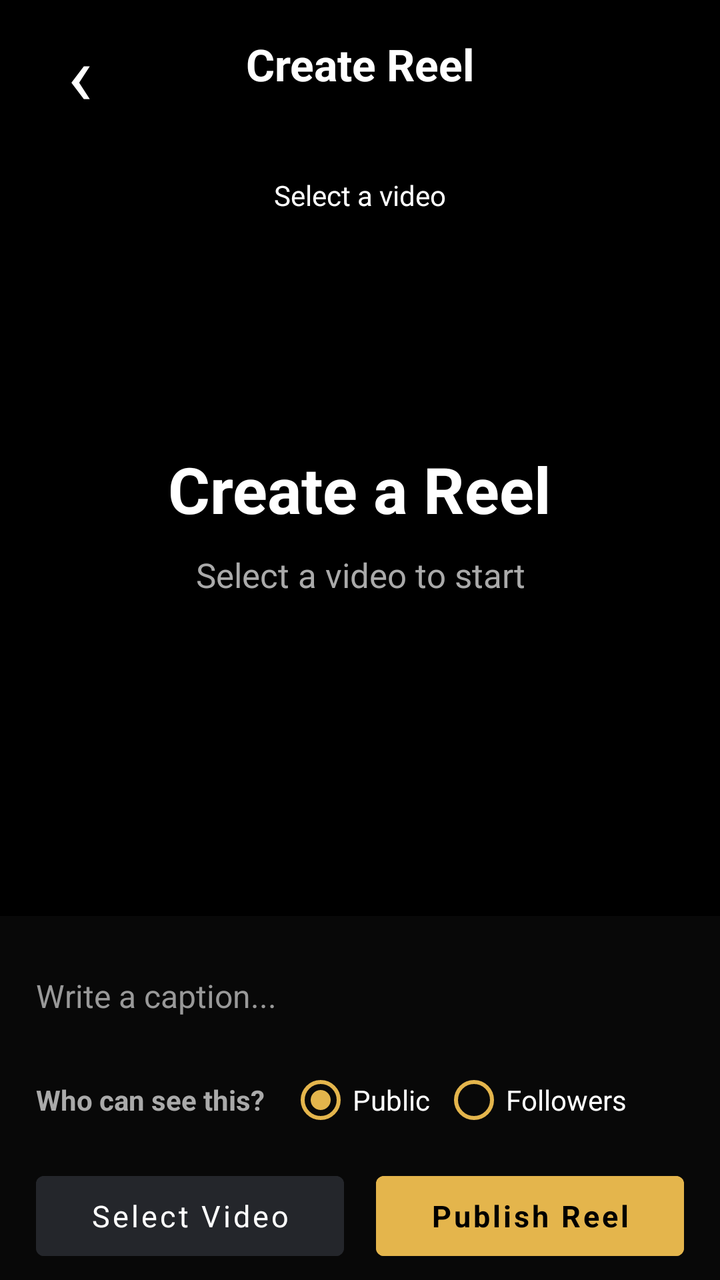
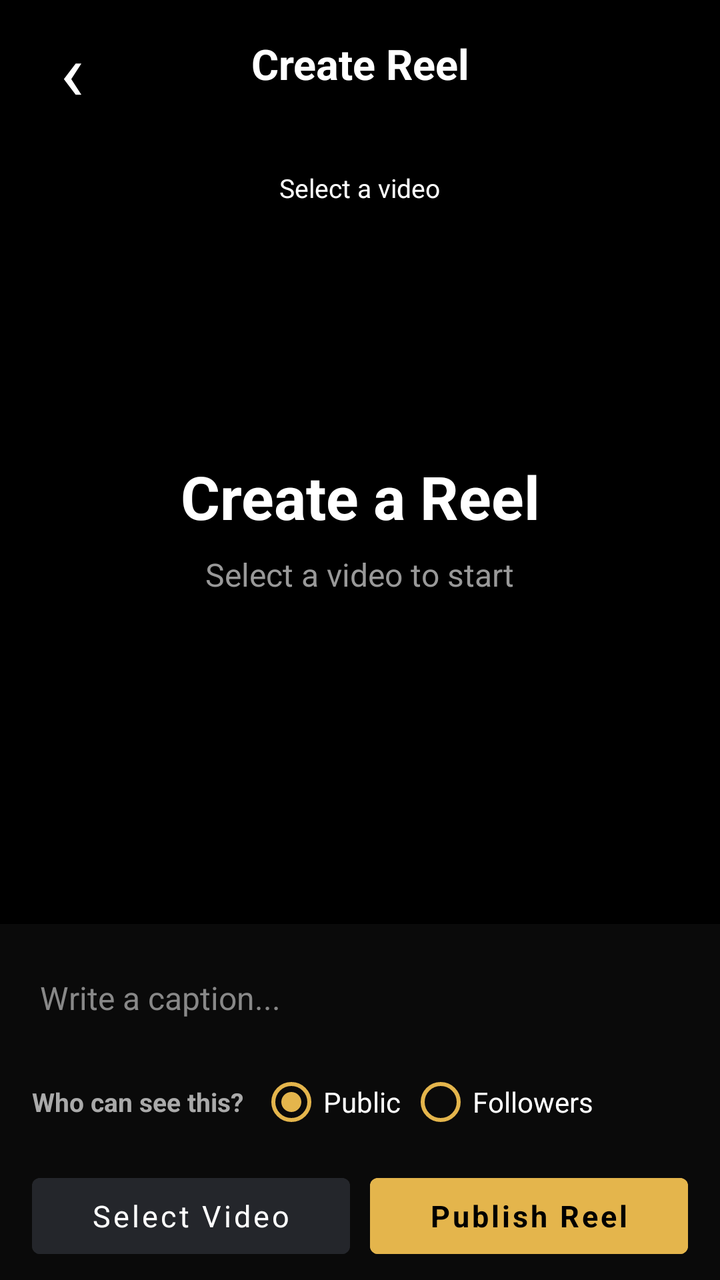

An Android layout rendered at two revisions. The XML below is the earlier revision; the diff shows what the commit changed to produce the second picture.
<!-- AndroidManifest.xml: application theme Theme.SanskritiSathi -->
<!-- res/layout/activity_reel_upload.xml -->
<?xml version="1.0" encoding="utf-8"?>
<FrameLayout
    xmlns:android="http://schemas.android.com/apk/res/android"
    android:id="@+id/reelUploadRoot"
    android:layout_width="match_parent"
    android:layout_height="match_parent"
    android:background="#000000">

    <LinearLayout
        android:layout_width="match_parent"
        android:layout_height="match_parent"
        android:orientation="vertical">

        
        <LinearLayout
            android:id="@+id/reelTopBar"
            android:layout_width="match_parent"
            android:layout_height="wrap_content"
            android:minHeight="64dp"
            android:gravity="center_vertical"
            android:orientation="horizontal"
            android:paddingStart="16dp"
            android:paddingEnd="16dp"
            android:background="#000000">

            <TextView
                android:id="@+id/reelBackButton"
                android:layout_width="48dp"
                android:layout_height="48dp"
                android:gravity="center"
                android:text="‹"
                android:textColor="#FFFFFF"
                android:textSize="42sp"
                android:fontFamily="sans"
                android:clickable="true"
                android:focusable="true"/>

            <TextView
                android:layout_width="0dp"
                android:layout_height="wrap_content"
                android:layout_weight="1"
                android:gravity="center"
                android:text="Create Reel"
                android:textColor="#FFFFFF"
                android:textSize="22sp"
                android:textStyle="bold"/>

            <View
                android:layout_width="48dp"
                android:layout_height="48dp"/>

        </LinearLayout>

        
        <FrameLayout
            android:layout_width="match_parent"
            android:layout_height="0dp"
            android:layout_weight="1"
            android:background="#000000">

            
            <VideoView
                android:id="@+id/videoPreview"
                android:layout_width="match_parent"
                android:layout_height="match_parent"
                android:layout_gravity="center"
                android:visibility="gone"
                android:background="#000000"/>

            
            <LinearLayout
                android:id="@+id/emptyVideoState"
                android:layout_width="match_parent"
                android:layout_height="match_parent"
                android:gravity="center"
                android:orientation="vertical"
                android:padding="32dp"
                android:background="#000000">

                <TextView
                    android:layout_width="wrap_content"
                    android:layout_height="wrap_content"
                    android:text="Create a Reel"
                    android:textColor="#FFFFFF"
                    android:textSize="32sp"
                    android:textStyle="bold"
                    android:gravity="center"/>

                <TextView
                    android:layout_width="wrap_content"
                    android:layout_height="wrap_content"
                    android:layout_marginTop="10dp"
                    android:text="Select a video to start"
                    android:textColor="#AAAAAA"
                    android:textSize="17sp"
                    android:gravity="center"/>

            </LinearLayout>

            
            <TextView
                android:id="@+id/videoNameText"
                android:layout_width="wrap_content"
                android:layout_height="wrap_content"
                android:layout_gravity="top|center_horizontal"
                android:layout_marginTop="16dp"
                android:paddingStart="14dp"
                android:paddingEnd="14dp"
                android:paddingTop="8dp"
                android:paddingBottom="8dp"
                android:text="Select a video"
                android:textColor="#FFFFFF"
                android:textSize="14sp"
                android:background="#66000000"/>

        </FrameLayout>

        
        <LinearLayout
            android:id="@+id/reelBottomBar"
            android:layout_width="match_parent"
            android:layout_height="wrap_content"
            android:orientation="vertical"
            android:paddingStart="18dp"
            android:paddingEnd="18dp"
            android:paddingTop="14dp"
            android:background="#080808">

            <EditText
                android:id="@+id/captionInput"
                android:layout_width="match_parent"
                android:layout_height="52dp"
                android:background="@android:color/transparent"
                android:hint="Write a caption..."
                android:textColor="#FFFFFF"
                android:textColorHint="#999999"
                android:textSize="16sp"
                android:maxLines="2"
                android:inputType="textCapSentences|textMultiLine"/>

            <LinearLayout
                android:layout_width="match_parent"
                android:layout_height="52dp"
                android:gravity="center_vertical"
                android:orientation="horizontal">

                <TextView
                    android:layout_width="wrap_content"
                    android:layout_height="wrap_content"
                    android:text="Who can see this?"
                    android:textColor="#AAAAAA"
                    android:textSize="14sp"
                    android:textStyle="bold"/>

                <RadioButton
                    android:id="@+id/publicRadio"
                    android:layout_width="wrap_content"
                    android:layout_height="wrap_content"
                    android:layout_marginStart="12dp"
                    android:checked="true"
                    android:text="Public"
                    android:textColor="#FFFFFF"
                    android:buttonTint="#E4B54C"/>

                <RadioButton
                    android:id="@+id/followersRadio"
                    android:layout_width="wrap_content"
                    android:layout_height="wrap_content"
                    android:layout_marginStart="6dp"
                    android:text="Followers"
                    android:textColor="#FFFFFF"
                    android:buttonTint="#E4B54C"/>

            </LinearLayout>

            <ProgressBar
                android:id="@+id/uploadProgress"
                style="?android:attr/progressBarStyleHorizontal"
                android:layout_width="match_parent"
                android:layout_height="5dp"
                android:max="100"
                android:progress="0"
                android:visibility="gone"/>

            <LinearLayout
                android:layout_width="match_parent"
                android:layout_height="64dp"
                android:gravity="center_vertical"
                android:orientation="horizontal">

                <Button
                    android:id="@+id/selectVideoButton"
                    android:layout_width="0dp"
                    android:layout_height="52dp"
                    android:layout_weight="1"
                    android:layout_marginEnd="8dp"
                    android:text="Select Video"
                    android:textAllCaps="false"
                    android:textColor="#FFFFFF"
                    android:textSize="15sp"
                    android:backgroundTint="#24262B"/>

                <Button
                    android:id="@+id/publishButton"
                    android:layout_width="0dp"
                    android:layout_height="52dp"
                    android:layout_weight="1"
                    android:layout_marginStart="8dp"
                    android:text="Publish Reel"
                    android:textAllCaps="false"
                    android:textColor="#000000"
                    android:textSize="15sp"
                    android:textStyle="bold"
                    android:backgroundTint="#E4B54C"/>

            </LinearLayout>

        </LinearLayout>

    </LinearLayout>

</FrameLayout>
<!-- resources referenced by this layout -->
<resources>
  <style name="Theme.SanskritiSathi" parent="Theme.MaterialComponents.DayNight.NoActionBar">
  
          <item name="android:fontFamily">sans-serif</item>
  
          
          <item name="android:statusBarColor">#0F111A</item>
          <item name="android:windowLightStatusBar">false</item>
  
          <item name="android:navigationBarColor">#1A1D2B</item>
          <item name="android:windowLightNavigationBar">false</item>
  
          <item name="android:windowActionModeOverlay">true</item>
          <item name="android:windowNoTitle">true</item>
  
          <item name="android:windowBackground">#0F111A</item>
  
          <item name="android:textColorPrimary">#FFFFFF</item>
          <item name="android:textColorSecondary">#A0A5B5</item>
  
      </style>
</resources>

<!-- the commit's change to res/layout/activity_reel_upload.xml (unified diff, before → after) -->
@@ -9,9 +9,11 @@
     <LinearLayout
         android:layout_width="match_parent"
         android:layout_height="match_parent"
-        android:orientation="vertical">
+        android:orientation="vertical"
+        android:background="#000000">
 
         
+
         <LinearLayout
             android:id="@+id/reelTopBar"
             android:layout_width="match_parent"
@@ -19,8 +21,8 @@
             android:minHeight="64dp"
             android:gravity="center_vertical"
             android:orientation="horizontal"
-            android:paddingStart="16dp"
-            android:paddingEnd="16dp"
+            android:paddingStart="12dp"
+            android:paddingEnd="12dp"
             android:background="#000000">
 
             <TextView
@@ -30,10 +32,11 @@
                 android:gravity="center"
                 android:text="‹"
                 android:textColor="#FFFFFF"
-                android:textSize="42sp"
+                android:textSize="40sp"
                 android:fontFamily="sans"
                 android:clickable="true"
-                android:focusable="true"/>
+                android:focusable="true"
+                android:background="?android:attr/selectableItemBackgroundBorderless"/>
 
             <TextView
                 android:layout_width="0dp"
@@ -42,7 +45,7 @@
                 android:gravity="center"
                 android:text="Create Reel"
                 android:textColor="#FFFFFF"
-                android:textSize="22sp"
+                android:textSize="21sp"
                 android:textStyle="bold"/>
 
             <View
@@ -52,6 +55,7 @@
         </LinearLayout>
 
         
+
         <FrameLayout
             android:layout_width="match_parent"
             android:layout_height="0dp"
@@ -59,6 +63,7 @@
             android:background="#000000">
 
             
+
             <VideoView
                 android:id="@+id/videoPreview"
                 android:layout_width="match_parent"
@@ -68,6 +73,7 @@
                 android:background="#000000"/>
 
             
+
             <LinearLayout
                 android:id="@+id/emptyVideoState"
                 android:layout_width="match_parent"
@@ -82,65 +88,74 @@
                     android:layout_height="wrap_content"
                     android:text="Create a Reel"
                     android:textColor="#FFFFFF"
-                    android:textSize="32sp"
+                    android:textSize="30sp"
                     android:textStyle="bold"
                     android:gravity="center"/>
 
                 <TextView
                     android:layout_width="wrap_content"
                     android:layout_height="wrap_content"
-                    android:layout_marginTop="10dp"
+                    android:layout_marginTop="8dp"
                     android:text="Select a video to start"
-                    android:textColor="#AAAAAA"
-                    android:textSize="17sp"
+                    android:textColor="#999999"
+                    android:textSize="16sp"
                     android:gravity="center"/>
 
             </LinearLayout>
 
             
+
             <TextView
                 android:id="@+id/videoNameText"
                 android:layout_width="wrap_content"
                 android:layout_height="wrap_content"
                 android:layout_gravity="top|center_horizontal"
-                android:layout_marginTop="16dp"
+                android:layout_marginTop="14dp"
                 android:paddingStart="14dp"
                 android:paddingEnd="14dp"
-                android:paddingTop="8dp"
-                android:paddingBottom="8dp"
+                android:paddingTop="7dp"
+                android:paddingBottom="7dp"
                 android:text="Select a video"
                 android:textColor="#FFFFFF"
-                android:textSize="14sp"
+                android:textSize="13sp"
                 android:background="#66000000"/>
 
         </FrameLayout>
 
         
+
         <LinearLayout
             android:id="@+id/reelBottomBar"
             android:layout_width="match_parent"
             android:layout_height="wrap_content"
             android:orientation="vertical"
-            android:paddingStart="18dp"
-            android:paddingEnd="18dp"
-            android:paddingTop="14dp"
-            android:background="#080808">
+            android:paddingStart="16dp"
+            android:paddingEnd="16dp"
+            android:paddingTop="10dp"
+            android:background="#0A0A0A">
+
+            
 
             <EditText
                 android:id="@+id/captionInput"
                 android:layout_width="match_parent"
-                android:layout_height="52dp"
+                android:layout_height="54dp"
                 android:background="@android:color/transparent"
                 android:hint="Write a caption..."
                 android:textColor="#FFFFFF"
-                android:textColorHint="#999999"
+                android:textColorHint="#888888"
                 android:textSize="16sp"
+                android:maxLength="1000"
                 android:maxLines="2"
-                android:inputType="textCapSentences|textMultiLine"/>
+                android:inputType="textCapSentences|textMultiLine"
+                android:paddingStart="4dp"
+                android:paddingEnd="4dp"/>
+
+            
 
             <LinearLayout
                 android:layout_width="match_parent"
-                android:layout_height="52dp"
+                android:layout_height="50dp"
                 android:gravity="center_vertical"
                 android:orientation="horizontal">
 
@@ -149,14 +164,14 @@
                     android:layout_height="wrap_content"
                     android:text="Who can see this?"
                     android:textColor="#AAAAAA"
-                    android:textSize="14sp"
+                    android:textSize="13sp"
                     android:textStyle="bold"/>
 
                 <RadioButton
                     android:id="@+id/publicRadio"
                     android:layout_width="wrap_content"
                     android:layout_height="wrap_content"
-                    android:layout_marginStart="12dp"
+                    android:layout_marginStart="8dp"
                     android:checked="true"
                     android:text="Public"
                     android:textColor="#FFFFFF"
@@ -166,22 +181,26 @@
                     android:id="@+id/followersRadio"
                     android:layout_width="wrap_content"
                     android:layout_height="wrap_content"
-                    android:layout_marginStart="6dp"
+                    android:layout_marginStart="4dp"
                     android:text="Followers"
                     android:textColor="#FFFFFF"
                     android:buttonTint="#E4B54C"/>
 
             </LinearLayout>
+
+            
 
             <ProgressBar
                 android:id="@+id/uploadProgress"
                 style="?android:attr/progressBarStyleHorizontal"
                 android:layout_width="match_parent"
-                android:layout_height="5dp"
+                android:layout_height="4dp"
                 android:max="100"
                 android:progress="0"
                 android:visibility="gone"/>
 
+            
+
             <LinearLayout
                 android:layout_width="match_parent"
                 android:layout_height="64dp"
@@ -191,9 +210,9 @@
                 <Button
                     android:id="@+id/selectVideoButton"
                     android:layout_width="0dp"
-                    android:layout_height="52dp"
+                    android:layout_height="50dp"
                     android:layout_weight="1"
-                    android:layout_marginEnd="8dp"
+                    android:layout_marginEnd="5dp"
                     android:text="Select Video"
                     android:textAllCaps="false"
                     android:textColor="#FFFFFF"
@@ -203,9 +222,9 @@
                 <Button
                     android:id="@+id/publishButton"
                     android:layout_width="0dp"
-                    android:layout_height="52dp"
+                    android:layout_height="50dp"
                     android:layout_weight="1"
-                    android:layout_marginStart="8dp"
+                    android:layout_marginStart="5dp"
                     android:text="Publish Reel"
                     android:textAllCaps="false"
                     android:textColor="#000000"
